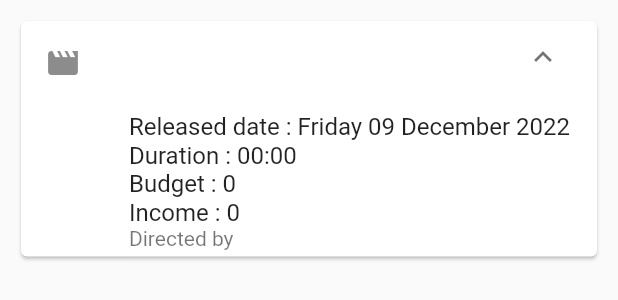
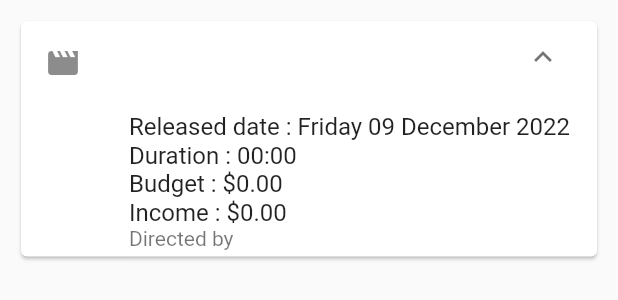
Before and after one commit to Yaimuu/ProjetCinemaEpul, a Flutter app: the MovieCard widget shown alone on an empty page, opened directly with empty values, after a tap on the "expand more" icon, on a phone screen of 412 x 824 dp. Shown: the top 300 px of the screen. Run offline on Flutter 3.47's test engine with Material 2 defaults, Android fonts, the phone set to English and light mode, and no system bars; our stand-ins replace carousel_slider, flutter_secure_storage, jwt_decoder, rflutter_alert; missing offline and left inert: dart:ffi; accounts and stored records are empty; network calls fail.

Commit message:
Update fixed

```diff
--- a/FlutterCli/lib/service/auth_service.dart
+++ b/FlutterCli/lib/service/auth_service.dart
@@ -41,12 +41,12 @@ class AuthService {
   }
 
   Future<User> getAuthenticatedUser() async {
+    developer.log("Get Auth User...");
     final token = await getToken();
     // developer.log(token!);
     Map<String, dynamic> decodedToken = JwtDecoder.decode(token!);
-    developer.log(decodedToken.toString());
-
-    developer.log(DateTime.fromMicrosecondsSinceEpoch(decodedToken["exp"]).toString());
+    // developer.log(decodedToken.toString());
+    // developer.log(DateTime.fromMicrosecondsSinceEpoch(decodedToken["exp"]).toString());
     User user = User.fromJson(decodedToken);
     // developer.log(user.role);
 
--- a/FlutterCli/lib/view/widgets/movie_card.dart
+++ b/FlutterCli/lib/view/widgets/movie_card.dart
@@ -15,8 +15,9 @@ import 'forms/movie_form.dart';
 class MovieCard extends StatelessWidget {
   final Movie movie;
   final Function? notifyParent;
+  final User authenticatedUser;
 
-  const MovieCard({super.key, required this.movie, this.notifyParent});
+  const MovieCard({super.key, required this.movie, this.notifyParent, required this.authenticatedUser});
 
   @override
   Widget build(BuildContext context) {
@@ -42,14 +43,12 @@ class MovieCard extends StatelessWidget {
               alertTitle = "Update ${movie.title}";
             }
 
-            Widget movieForm = MovieForm(movie, notifyParent);
+            Widget movieForm = MovieForm(movie, () async {
+              Navigator.pop(context);
+              notifyParent!.call();
+            } );
 
-            // alert.content = Column(
-            //   children: <Widget>[
-            //     movieForm,
-            //   ],
-            // );
-            Alert alert = Alert(
+            Alert(
               context: context,
               title: alertTitle,
               content: Column(
@@ -57,14 +56,12 @@ class MovieCard extends StatelessWidget {
                   movieForm,
                 ],
               ),
-            );
+            ).show();
 
             // Function callBack = () async {
             //   alert.dismiss();
             //   notifyParent!.call();
             // };
-
-            alert.show();
 
           },
           child: const Icon(Icons.edit),
@@ -91,24 +88,19 @@ class MovieCard extends StatelessWidget {
       ),
     ];
 
-    return FutureBuilder<User>(
-      future: AuthService().getAuthenticatedUser(),
-      builder: (context, AsyncSnapshot<User> snapshot) {
-        bool isAdmin = false;
-        if(snapshot.hasData)
-          {
-            isAdmin = snapshot.data!.role.contains("admin");
-          }
+    final List<Widget> collapsedContent = [];
 
-        final List<Widget> collapsedContent = [];
+    NumberFormat currencyFormat = NumberFormat.compactSimpleCurrency(locale: 'en_us');
 
     final List<Widget> expandedContent = collapsedContent + [
       Text("Released date : ${dateFormat.format(movie.releaseDate)}"),
       Text("Duration : ${MovieService().durationToString(movie.duration)}"),
-          Text("Budget : ${movie.budget}"),
-          Text("Income : ${movie.income}"),
+      Text("Budget : ${currencyFormat.format(movie.budget)}"),
+      Text("Income : ${currencyFormat.format(movie.income)}"),
 
     ];
+
+    bool isAdmin = authenticatedUser!.role.contains("admin");
 
     return Padding(
         padding: const EdgeInsets.all(10),
@@ -153,8 +145,6 @@ class MovieCard extends StatelessWidget {
 
         )
     );
-      },
-    );
 
   }
 
--- a/FlutterCli/pubspec.yaml
+++ b/FlutterCli/pubspec.yaml
@@ -42,6 +42,7 @@ dependencies:
   expandable: ^5.0.1
   rflutter_alert: ^2.0.4
   intl: ^0.17.0
+  carousel_slider: ^4.1.1
 
 dev_dependencies:
   flutter_test:
```
Also changed, not shown: FlutterCli/lib/view/home_page.dart (+93 -22 lines), FlutterCli/lib/view/movies_page.dart (+29 -4 lines), FlutterCli/lib/view/widgets/genre_card.dart (+7 -4 lines), FlutterCli/pubspec.lock. Lines whose indentation alone changed are shown as unchanged.
